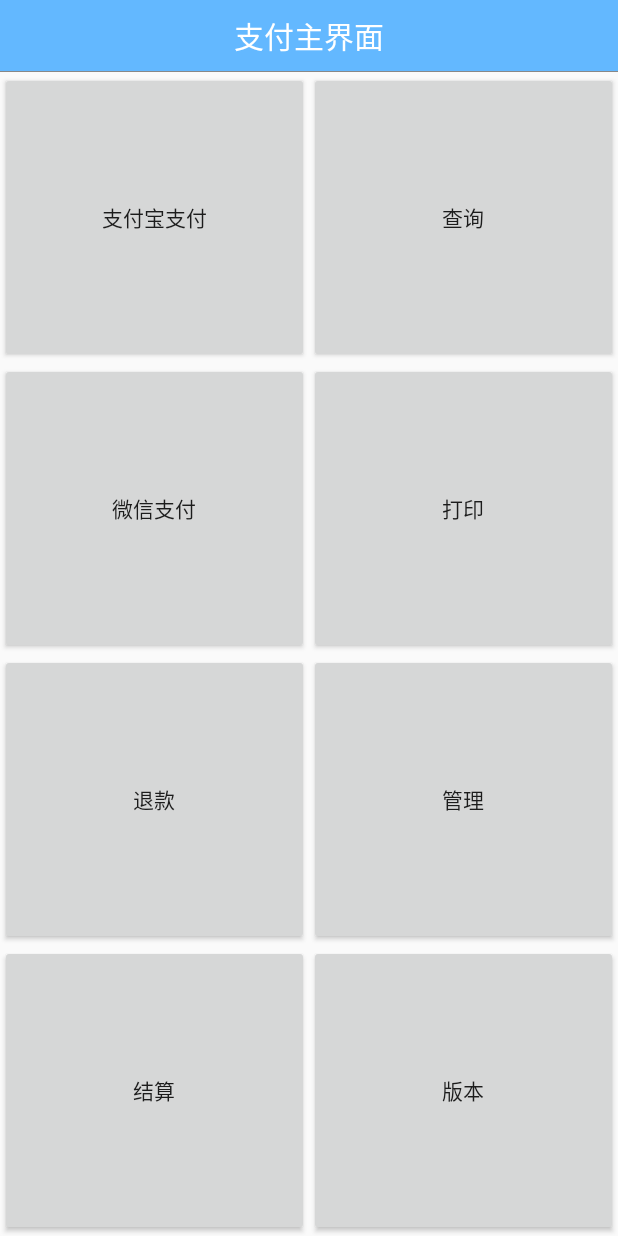
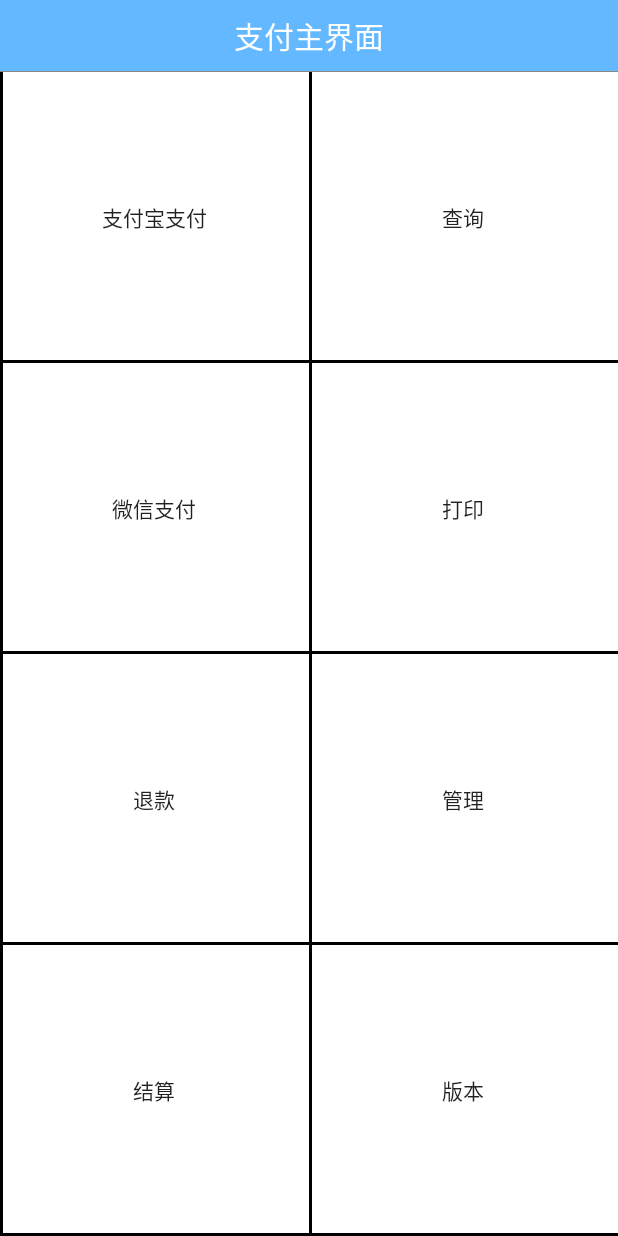
Before and after one commit to Seven617/Seven617, an Android app: the screen it shows after launch (MainActivity), after a tap on "登录", on a phone screen of 412 x 824 dp. Run offline under Robolectric (Android 15) with nearby library versions, the phone set to English and light mode, and no system bars.

Commit message:
修改登录界面和按钮

```diff
--- a/app/src/main/java/com/example/seven/myapplication/ui/LoginActivity.java
+++ b/app/src/main/java/com/example/seven/myapplication/ui/LoginActivity.java
@@ -32,7 +32,6 @@ public class LoginActivity extends BsaeActivity {
         edt1= (EditText) this.findViewById(R.id.name);
         edt2= (EditText) this.findViewById(R.id.psd);
         titleBar = (TitleBar) findViewById(R.id.login_bar);
-        mOwlView= (OwlView) findViewById(R.id.owl_view);
         btn= (Button) this.findViewById(R.id.btn);
         edt2.setOnFocusChangeListener(new View.OnFocusChangeListener() {
             @Override
--- a/app/src/main/java/com/example/seven/myapplication/ui/MainActivity.java
+++ b/app/src/main/java/com/example/seven/myapplication/ui/MainActivity.java
@@ -36,7 +36,6 @@ public class MainActivity extends BsaeActivity {
     View.OnClickListener next=new View.OnClickListener() {
         @Override
         public void onClick(View v) {
-
             if(v.getId()==R.id.zfbpay){
                 intent  = new Intent(MainActivity.this, ZFBActivity.class);
             }
--- /dev/null
+++ b/app/src/main/res/drawable/buttom.xml
@@ -0,0 +1,18 @@
+<?xml version="1.0" encoding="UTF-8"?>
+<layer-list xmlns:android="http://schemas.android.com/apk/res/android">
+    <!-- 边框颜色值 --><item>
+    <shape>
+        <solid android:color="#000000" />
+    </shape>
+</item>
+    <!-- 主体背景颜色值 -->
+    <item android:bottom="2dp" android:left="2dp">
+        <shape>
+            <solid android:color="#ffffff" />
+            <padding android:bottom="10dp"
+                android:left="10dp"
+                android:right="10dp"
+                android:top="10dp" />
+        </shape>
+    </item>
+</layer-list>
--- a/app/src/main/res/layout/activity_main.xml
+++ b/app/src/main/res/layout/activity_main.xml
@@ -18,12 +18,14 @@
         android:layout_width="match_parent"
         android:layout_height="0dp">
         <Button
+            android:background="@drawable/buttom"
             android:id="@+id/zfbpay"
             android:text="支付宝支付"
             android:layout_weight="1"
             android:layout_width="0dp"
             android:layout_height="match_parent"/>
         <Button
+            android:background="@drawable/buttom"
             android:id="@+id/query"
             android:text="查询"
             android:layout_weight="1"
@@ -38,11 +40,13 @@
         android:layout_height="0dp">
         <Button
             android:id="@+id/wechatpay"
+            android:background="@drawable/buttom"
             android:text="微信支付"
             android:layout_weight="1"
             android:layout_width="0dp"
             android:layout_height="match_parent"/>
         <Button
+            android:background="@drawable/buttom"
             android:id="@+id/print"
             android:text="打印"
             android:layout_weight="1"
@@ -56,12 +60,15 @@
         android:layout_width="match_parent"
         android:layout_height="0dp">
         <Button
+
+            android:background="@drawable/buttom"
             android:id="@+id/refunds"
             android:text="退款"
             android:layout_weight="1"
             android:layout_width="0dp"
             android:layout_height="match_parent"/>
         <Button
+            android:background="@drawable/buttom"
             android:id="@+id/management"
             android:text="管理"
             android:layout_weight="1"
@@ -76,12 +83,14 @@
         android:layout_height="0dp">
         <Button
             android:id="@+id/settlement"
+            android:background="@drawable/buttom"
             android:text="结算"
             android:layout_weight="1"
             android:layout_width="0dp"
             android:layout_height="match_parent"/>
         <Button
             android:id="@+id/version"
+            android:background="@drawable/buttom"
             android:text="版本"
             android:layout_weight="1"
             android:layout_width="0dp"
```
Also changed, not shown: app/src/main/res/layout/activity_login.xml (+14 -8 lines).
